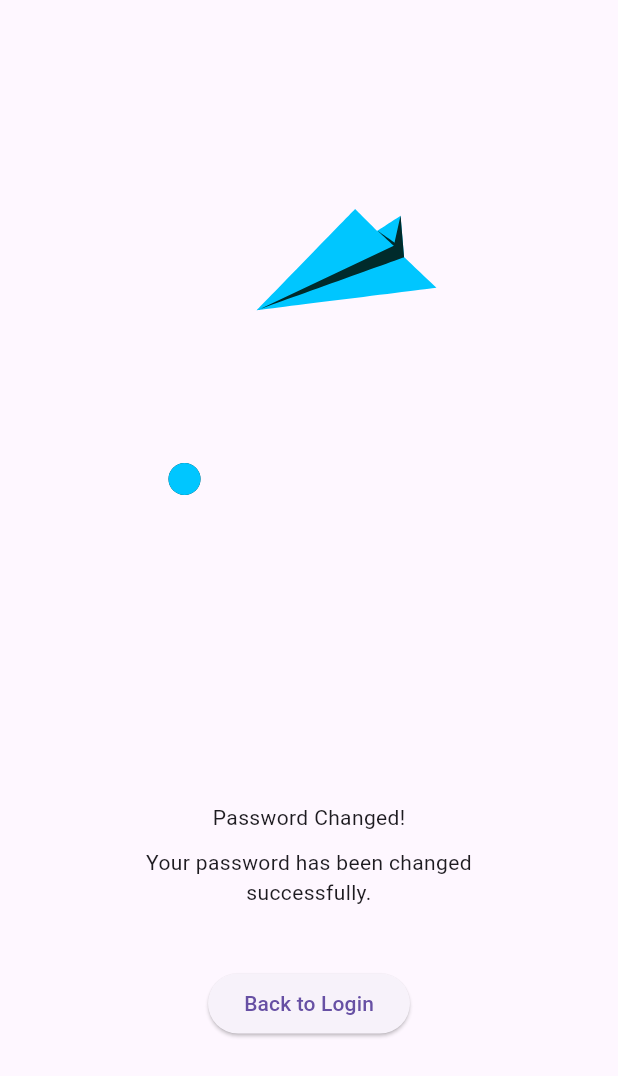
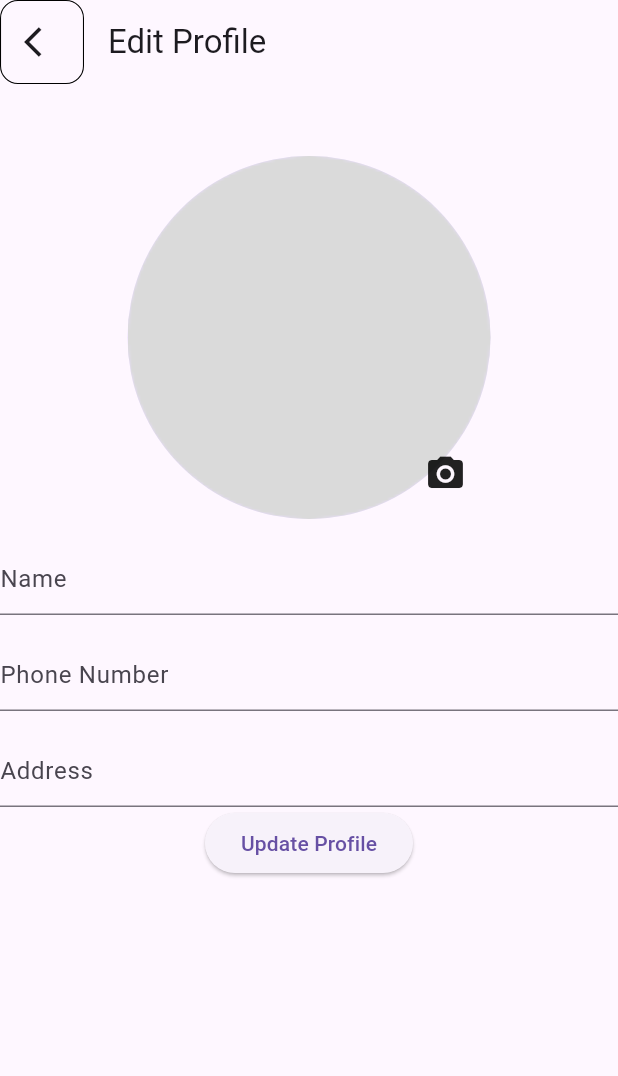
Before and after one commit to mostafa2026-code/bookia, a Flutter app: the screen it shows after launch, on a phone screen of 412 x 824 dp. Shown: the top 1076 px of the screen. Run offline on Flutter 3.47's test engine with Material 3 defaults, Android fonts, the phone set to English and light mode, and no system bars; our stand-ins replace flutter_svg, gap, lottie.

Commit message:
add screen of update profile

```diff
--- /dev/null
+++ b/lib/feature/profile/updateprofile/editptofile/editprofilescreen.dart
@@ -0,0 +1,62 @@
+import 'package:bookia/core/utils/widgets/arrowbackcontainer.dart';
+import 'package:flutter/material.dart';
+import 'package:gap/gap.dart';
+
+class Editprofilescreen extends StatelessWidget {
+  const Editprofilescreen({super.key});
+
+  @override
+  Widget build(BuildContext context) {
+    return Scaffold(
+      appBar: AppBar(
+        leading: Arrowbackcontainer(),
+        title: Text("Edit Profile"),
+      ),
+      body: Column(
+        mainAxisAlignment: MainAxisAlignment.start,
+        crossAxisAlignment: CrossAxisAlignment.center,
+
+        children: [
+          Gap(48),
+          Usercircleavatar(),
+          Gap(16),
+          TextFormField(decoration: InputDecoration(hintText: "Name")),
+          Gap(16),
+          TextFormField(decoration: InputDecoration(hintText: "Phone Number")),
+          Gap(16),
+          TextFormField(decoration: InputDecoration(hintText: "Address")),
+          ElevatedButton(onPressed: (){}, child: Text("Update Profile")),
+
+        ],
+      ),
+    );
+  }
+}
+
+class Usercircleavatar extends StatelessWidget {
+  const Usercircleavatar({super.key});
+
+  @override
+  Widget build(BuildContext context) {
+    return Stack(
+      children: [
+        CircleAvatar(
+          radius: 121,
+          backgroundImage: AssetImage("assets/images/Ellipse 2 (1).png"),
+        ),
+        Positioned(
+          bottom: 8,
+          right: 8,
+          child: Container(
+            decoration: BoxDecoration(
+              shape: BoxShape.circle,
+              color: Colors.transparent,
+            ),
+            padding: EdgeInsets.all(8),
+            child: Icon(Icons.camera_alt, size: 28),
+          ),
+        ),
+      ],
+    );
+  }
+}
--- a/lib/main.dart
+++ b/lib/main.dart
@@ -1,5 +1,5 @@
-import 'package:bookia/feature/auth/passwordchangedsuccess/passwordchangedsuccessfullyscreen.dart';
 
+import 'package:bookia/feature/profile/updateprofile/editptofile/editprofilescreen.dart';
 
 import 'package:flutter/material.dart';
 
@@ -12,8 +12,6 @@ class MainApp extends StatelessWidget {
 
   @override
   Widget build(BuildContext context) {
-    return const MaterialApp(
-      home: Passwordchangedsuccessfullyscreen()
-    );
+    return const MaterialApp(home: Editprofilescreen());
   }
 }
```
Also changed, not shown: lib/feature/profile/profilemain/profilescreen.dart (added, +70 -0 lines).
